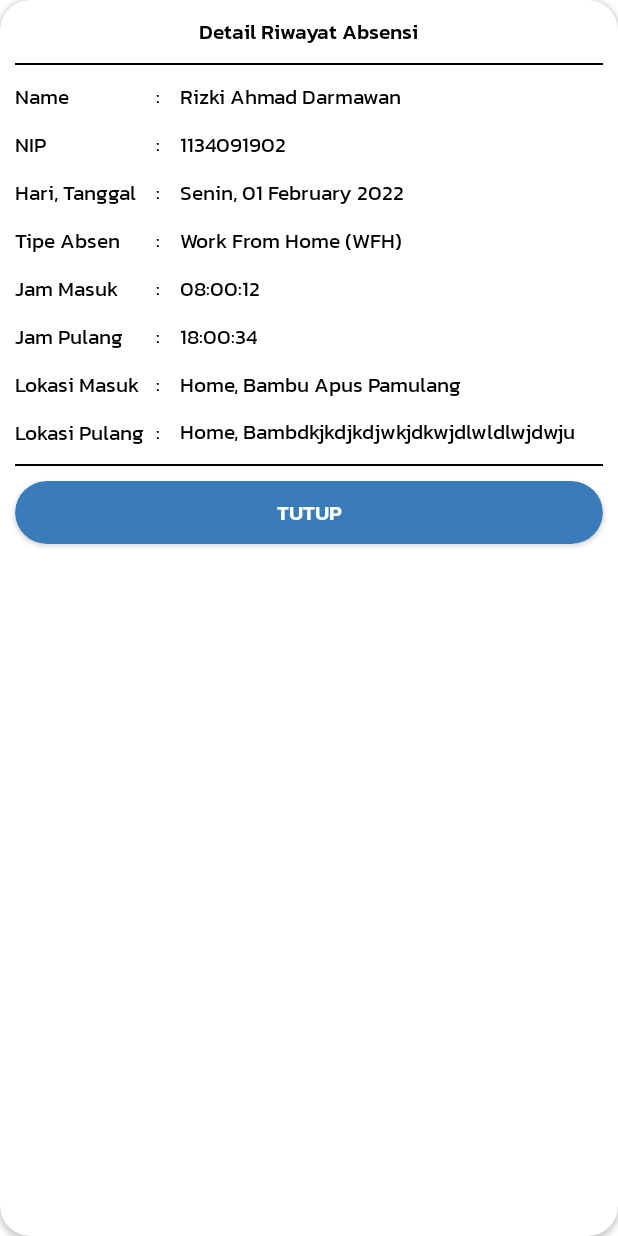
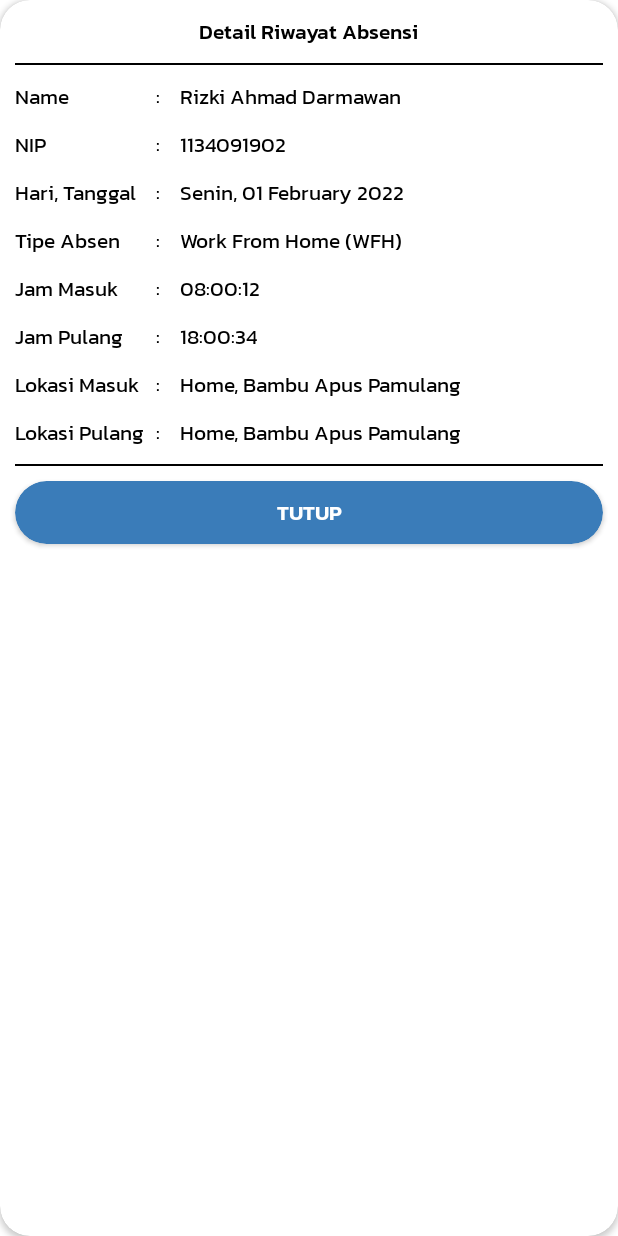
Before and after one commit to kuliahmed/techpolitan, an Android app: the layout bottom_sheet_history_layout.xml on its own in the app's theme, with its tools: preview values and no code run, on a phone screen of 412 x 824 dp. Run offline under Robolectric (Android 15) with nearby library versions, the phone set to English and light mode, and no system bars; network calls fail.

```diff
--- a/app/src/main/res/layout/bottom_sheet_history_layout.xml
+++ b/app/src/main/res/layout/bottom_sheet_history_layout.xml
@@ -260,7 +260,7 @@
             <TextView
                 android:id="@+id/lblLocationInValue"
                 style="@style/FontRegular"
-                android:layout_width="270dp"
+                android:layout_width="wrap_content"
                 android:layout_height="wrap_content"
                 android:layout_margin="10dp"
                 android:maxLines="1"
@@ -294,11 +294,11 @@
             <TextView
                 android:id="@+id/lblLocationOutValue"
                 style="@style/FontRegular"
-                android:layout_width="270dp"
+                android:layout_width="wrap_content"
                 android:layout_height="wrap_content"
                 android:layout_margin="10dp"
                 android:maxLines="1"
-                android:text="Home, Bambdkjkdjkdjwkjdkwjdlwldlwjdwju Apus Pamulang"
+                android:text="Home, Bambu Apus Pamulang"
                 android:textColor="@color/black"
                 app:layout_constraintLeft_toRightOf="@id/lblSeperate1"
                 app:layout_constraintTop_toBottomOf="@id/lblLocationIn" />
```
